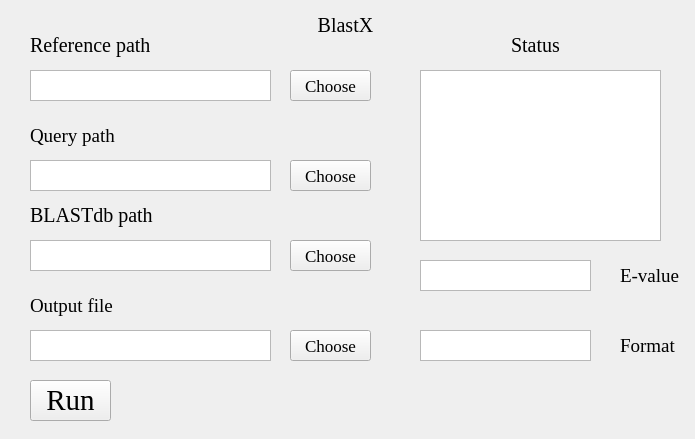
hzaurzli/MicroWorldOmics, file BlastX.ui: the form before one commit.
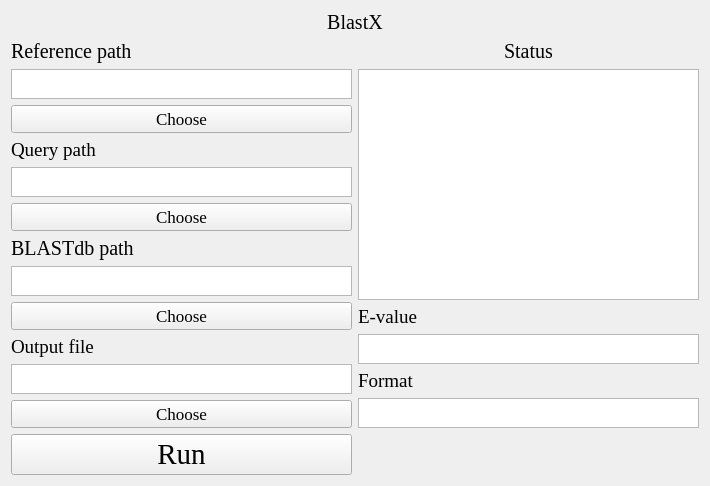
The form after the commit. Icons and pictures are not drawn.

Patch:
```diff
--- a/BlastX.ui
+++ b/BlastX.ui
@@ -6,8 +6,8 @@
    <rect>
     <x>0</x>
     <y>0</y>
-    <width>695</width>
-    <height>439</height>
+    <width>710</width>
+    <height>479</height>
    </rect>
   </property>
   <property name="windowTitle">
@@ -16,15 +16,11 @@
   <property name="styleSheet">
    <string notr="true">background-image: url(D:/Documents/Desktop/bb.png)</string>
   </property>
-  <widget class="QLabel" name="label">
-   <property name="geometry">
-    <rect>
-     <x>280</x>
-     <y>10</y>
-     <width>131</width>
-     <height>31</height>
-    </rect>
-   </property>
+  <layout class="QGridLayout" name="gridLayout_6">
+   <item row="0" column="0" colspan="2">
+    <layout class="QGridLayout" name="gridLayout_8">
+     <item row="0" column="0">
+      <widget class="QLabel" name="label_3">
    <property name="font">
     <font>
      <family>Times New Roman</family>
@@ -38,15 +34,29 @@
     <set>Qt::AlignCenter</set>
    </property>
   </widget>
+     </item>
+    </layout>
+   </item>
+   <item row="1" column="0">
+    <layout class="QGridLayout" name="gridLayout">
+     <item row="3" column="0">
+      <widget class="QLabel" name="label_7">
+       <property name="font">
+        <font>
+         <family>Times New Roman</family>
+         <pointsize>14</pointsize>
+        </font>
+       </property>
+       <property name="text">
+        <string>Query path</string>
+       </property>
+       <property name="alignment">
+        <set>Qt::AlignLeading|Qt::AlignLeft|Qt::AlignVCenter</set>
+       </property>
+      </widget>
+     </item>
+     <item row="0" column="0">
   <widget class="QLabel" name="label_2">
-   <property name="geometry">
-    <rect>
-     <x>30</x>
-     <y>30</y>
-     <width>161</width>
-     <height>31</height>
-    </rect>
-   </property>
    <property name="font">
     <font>
      <family>Times New Roman</family>
@@ -60,28 +70,9 @@
     <set>Qt::AlignLeading|Qt::AlignLeft|Qt::AlignVCenter</set>
    </property>
   </widget>
-  <widget class="QTextBrowser" name="textBrowser">
-   <property name="geometry">
-    <rect>
-     <x>420</x>
-     <y>70</y>
-     <width>241</width>
-     <height>171</height>
-    </rect>
-   </property>
-   <property name="styleSheet">
-    <string notr="true">background-image: url(D:/Documents/Desktop/white.png)</string>
-   </property>
-  </widget>
-  <widget class="QLabel" name="label_4">
-   <property name="geometry">
-    <rect>
-     <x>480</x>
-     <y>30</y>
-     <width>111</width>
-     <height>31</height>
-    </rect>
-   </property>
+     </item>
+     <item row="6" column="0">
+      <widget class="QLabel" name="label_6">
    <property name="font">
     <font>
      <family>Times New Roman</family>
@@ -89,69 +80,34 @@
     </font>
    </property>
    <property name="text">
-    <string>Status</string>
+        <string>BLASTdb path</string>
    </property>
    <property name="alignment">
-    <set>Qt::AlignCenter</set>
-   </property>
-  </widget>
+        <set>Qt::AlignLeading|Qt::AlignLeft|Qt::AlignVCenter</set>
+       </property>
+      </widget>
+     </item>
+     <item row="1" column="0">
   <widget class="QTextBrowser" name="textBrowser_2">
-   <property name="geometry">
-    <rect>
-     <x>30</x>
-     <y>70</y>
-     <width>241</width>
-     <height>31</height>
-    </rect>
-   </property>
-   <property name="styleSheet">
-    <string notr="true">background-image: url(D:/Documents/Desktop/white.png)</string>
-   </property>
-  </widget>
-  <widget class="QTextBrowser" name="textBrowser_3">
-   <property name="geometry">
-    <rect>
-     <x>30</x>
-     <y>160</y>
-     <width>241</width>
-     <height>31</height>
-    </rect>
-   </property>
+       <property name="sizePolicy">
+        <sizepolicy hsizetype="Expanding" vsizetype="Maximum">
+         <horstretch>0</horstretch>
+         <verstretch>0</verstretch>
+        </sizepolicy>
+       </property>
+       <property name="maximumSize">
+        <size>
+         <width>16777215</width>
+         <height>30</height>
+        </size>
+       </property>
    <property name="styleSheet">
     <string notr="true">background-image: url(D:/Documents/Desktop/white.png)</string>
    </property>
   </widget>
-  <widget class="QPushButton" name="pushButton">
-   <property name="geometry">
-    <rect>
-     <x>30</x>
-     <y>380</y>
-     <width>81</width>
-     <height>41</height>
-    </rect>
-   </property>
-   <property name="font">
-    <font>
-     <family>Times New Roman</family>
-     <pointsize>22</pointsize>
-    </font>
-   </property>
-   <property name="styleSheet">
-    <string notr="true">background-image: url(D:/Documents/Desktop/white.png)</string>
-   </property>
-   <property name="text">
-    <string>Run</string>
-   </property>
-  </widget>
+     </item>
+     <item row="9" column="0">
   <widget class="QLabel" name="label_5">
-   <property name="geometry">
-    <rect>
-     <x>30</x>
-     <y>290</y>
-     <width>161</width>
-     <height>31</height>
-    </rect>
-   </property>
    <property name="font">
     <font>
      <family>Times New Roman</family>
@@ -165,123 +121,60 @@
     <set>Qt::AlignLeading|Qt::AlignLeft|Qt::AlignVCenter</set>
    </property>
   </widget>
-  <widget class="QLabel" name="label_6">
-   <property name="geometry">
-    <rect>
-     <x>30</x>
-     <y>200</y>
-     <width>161</width>
-     <height>31</height>
-    </rect>
-   </property>
-   <property name="font">
-    <font>
-     <family>Times New Roman</family>
-     <pointsize>15</pointsize>
-    </font>
-   </property>
-   <property name="text">
-    <string>BLASTdb path</string>
-   </property>
-   <property name="alignment">
-    <set>Qt::AlignLeading|Qt::AlignLeft|Qt::AlignVCenter</set>
-   </property>
-  </widget>
-  <widget class="QTextBrowser" name="textBrowser_4">
-   <property name="geometry">
-    <rect>
-     <x>30</x>
-     <y>240</y>
-     <width>241</width>
-     <height>31</height>
-    </rect>
-   </property>
-   <property name="styleSheet">
-    <string notr="true">background-image: url(D:/Documents/Desktop/white.png)</string>
-   </property>
-  </widget>
+     </item>
+     <item row="10" column="0">
   <widget class="QTextBrowser" name="textBrowser_5">
-   <property name="geometry">
-    <rect>
-     <x>30</x>
-     <y>330</y>
-     <width>241</width>
-     <height>31</height>
-    </rect>
-   </property>
+       <property name="sizePolicy">
+        <sizepolicy hsizetype="Expanding" vsizetype="Maximum">
+         <horstretch>0</horstretch>
+         <verstretch>0</verstretch>
+        </sizepolicy>
+       </property>
+       <property name="maximumSize">
+        <size>
+         <width>16777215</width>
+         <height>30</height>
+        </size>
+       </property>
    <property name="styleSheet">
     <string notr="true">background-image: url(D:/Documents/Desktop/white.png)</string>
    </property>
   </widget>
-  <widget class="QLabel" name="label_7">
-   <property name="geometry">
-    <rect>
-     <x>30</x>
-     <y>120</y>
-     <width>161</width>
-     <height>31</height>
-    </rect>
-   </property>
-   <property name="font">
-    <font>
-     <family>Times New Roman</family>
-     <pointsize>14</pointsize>
-    </font>
-   </property>
-   <property name="text">
-    <string>Query path</string>
-   </property>
-   <property name="alignment">
-    <set>Qt::AlignLeading|Qt::AlignLeft|Qt::AlignVCenter</set>
-   </property>
-  </widget>
-  <widget class="QPushButton" name="pushButton_2">
-   <property name="geometry">
-    <rect>
-     <x>290</x>
-     <y>70</y>
-     <width>81</width>
-     <height>31</height>
-    </rect>
-   </property>
-   <property name="font">
-    <font>
-     <family>Times New Roman</family>
-     <pointsize>13</pointsize>
-    </font>
-   </property>
-   <property name="text">
-    <string>Choose</string>
-   </property>
-  </widget>
-  <widget class="QPushButton" name="pushButton_3">
-   <property name="geometry">
-    <rect>
-     <x>290</x>
-     <y>160</y>
-     <width>81</width>
-     <height>31</height>
-    </rect>
-   </property>
-   <property name="font">
-    <font>
-     <family>Times New Roman</family>
-     <pointsize>13</pointsize>
-    </font>
-   </property>
-   <property name="text">
-    <string>Choose</string>
-   </property>
-  </widget>
+     </item>
+     <item row="4" column="0">
+      <widget class="QTextBrowser" name="textBrowser_3">
+       <property name="sizePolicy">
+        <sizepolicy hsizetype="Expanding" vsizetype="Maximum">
+         <horstretch>0</horstretch>
+         <verstretch>0</verstretch>
+        </sizepolicy>
+       </property>
+       <property name="maximumSize">
+        <size>
+         <width>16777215</width>
+         <height>30</height>
+        </size>
+       </property>
+       <property name="styleSheet">
+        <string notr="true">background-image: url(D:/Documents/Desktop/white.png)</string>
+       </property>
+      </widget>
+     </item>
+     <item row="8" column="0">
   <widget class="QPushButton" name="pushButton_4">
-   <property name="geometry">
-    <rect>
-     <x>290</x>
-     <y>240</y>
-     <width>81</width>
-     <height>31</height>
-    </rect>
-   </property>
+       <property name="font">
+        <font>
+         <family>Times New Roman</family>
+         <pointsize>13</pointsize>
+        </font>
+       </property>
+       <property name="text">
+        <string>Choose</string>
+       </property>
+      </widget>
+     </item>
+     <item row="5" column="0">
+      <widget class="QPushButton" name="pushButton_3">
    <property name="font">
     <font>
      <family>Times New Roman</family>
@@ -292,15 +185,41 @@
     <string>Choose</string>
    </property>
   </widget>
+     </item>
+     <item row="2" column="0">
+      <widget class="QPushButton" name="pushButton_2">
+       <property name="font">
+        <font>
+         <family>Times New Roman</family>
+         <pointsize>13</pointsize>
+        </font>
+       </property>
+       <property name="text">
+        <string>Choose</string>
+       </property>
+      </widget>
+     </item>
+     <item row="7" column="0">
+      <widget class="QTextBrowser" name="textBrowser_4">
+       <property name="sizePolicy">
+        <sizepolicy hsizetype="Expanding" vsizetype="Maximum">
+         <horstretch>0</horstretch>
+         <verstretch>0</verstretch>
+        </sizepolicy>
+       </property>
+       <property name="maximumSize">
+        <size>
+         <width>16777215</width>
+         <height>30</height>
+        </size>
+       </property>
+       <property name="styleSheet">
+        <string notr="true">background-image: url(D:/Documents/Desktop/white.png)</string>
+       </property>
+      </widget>
+     </item>
+     <item row="11" column="0">
   <widget class="QPushButton" name="pushButton_5">
-   <property name="geometry">
-    <rect>
-     <x>290</x>
-     <y>330</y>
-     <width>81</width>
-     <height>31</height>
-    </rect>
-   </property>
    <property name="font">
     <font>
      <family>Times New Roman</family>
@@ -311,28 +230,32 @@
     <string>Choose</string>
    </property>
   </widget>
+     </item>
+    </layout>
+   </item>
+   <item row="1" column="1">
+    <layout class="QGridLayout" name="gridLayout_3">
+     <item row="3" column="0">
   <widget class="QTextEdit" name="textEdit">
-   <property name="geometry">
-    <rect>
-     <x>420</x>
-     <y>260</y>
-     <width>171</width>
-     <height>31</height>
-    </rect>
+       <property name="sizePolicy">
+        <sizepolicy hsizetype="Expanding" vsizetype="Maximum">
+         <horstretch>0</horstretch>
+         <verstretch>0</verstretch>
+        </sizepolicy>
+       </property>
+       <property name="maximumSize">
+        <size>
+         <width>16777215</width>
+         <height>30</height>
+        </size>
    </property>
    <property name="styleSheet">
     <string notr="true">background-image: url(D:/Documents/Desktop/white.png)</string>
    </property>
   </widget>
+     </item>
+     <item row="2" column="0">
   <widget class="QLabel" name="label_8">
-   <property name="geometry">
-    <rect>
-     <x>620</x>
-     <y>260</y>
-     <width>61</width>
-     <height>31</height>
-    </rect>
-   </property>
    <property name="font">
     <font>
      <family>Times New Roman</family>
@@ -346,15 +269,50 @@
     <set>Qt::AlignLeading|Qt::AlignLeft|Qt::AlignVCenter</set>
    </property>
   </widget>
+     </item>
+     <item row="1" column="0">
+      <widget class="QTextBrowser" name="textBrowser">
+       <property name="sizePolicy">
+        <sizepolicy hsizetype="Expanding" vsizetype="Expanding">
+         <horstretch>0</horstretch>
+         <verstretch>0</verstretch>
+        </sizepolicy>
+       </property>
+       <property name="maximumSize">
+        <size>
+         <width>16777215</width>
+         <height>16777215</height>
+        </size>
+       </property>
+       <property name="styleSheet">
+        <string notr="true">background-image: url(D:/Documents/Desktop/white.png)</string>
+       </property>
+      </widget>
+     </item>
+     <item row="0" column="0">
+      <widget class="QLabel" name="label_4">
+       <property name="sizePolicy">
+        <sizepolicy hsizetype="Expanding" vsizetype="Maximum">
+         <horstretch>0</horstretch>
+         <verstretch>0</verstretch>
+        </sizepolicy>
+       </property>
+       <property name="font">
+        <font>
+         <family>Times New Roman</family>
+         <pointsize>15</pointsize>
+        </font>
+       </property>
+       <property name="text">
+        <string>Status</string>
+       </property>
+       <property name="alignment">
+        <set>Qt::AlignCenter</set>
+       </property>
+      </widget>
+     </item>
+     <item row="4" column="0">
   <widget class="QLabel" name="label_9">
-   <property name="geometry">
-    <rect>
-     <x>620</x>
-     <y>330</y>
-     <width>61</width>
-     <height>31</height>
-    </rect>
-   </property>
    <property name="font">
     <font>
      <family>Times New Roman</family>
@@ -368,19 +326,49 @@
     <set>Qt::AlignLeading|Qt::AlignLeft|Qt::AlignVCenter</set>
    </property>
   </widget>
+     </item>
+     <item row="5" column="0">
   <widget class="QTextEdit" name="textEdit_2">
-   <property name="geometry">
-    <rect>
-     <x>420</x>
-     <y>330</y>
-     <width>171</width>
-     <height>31</height>
-    </rect>
-   </property>
+       <property name="sizePolicy">
+        <sizepolicy hsizetype="Expanding" vsizetype="Maximum">
+         <horstretch>0</horstretch>
+         <verstretch>0</verstretch>
+        </sizepolicy>
+       </property>
+       <property name="maximumSize">
+        <size>
+         <width>16777215</width>
+         <height>30</height>
+        </size>
+       </property>
    <property name="styleSheet">
     <string notr="true">background-image: url(D:/Documents/Desktop/white.png)</string>
    </property>
   </widget>
+     </item>
+    </layout>
+   </item>
+   <item row="2" column="0">
+    <layout class="QGridLayout" name="gridLayout_5">
+     <item row="0" column="0">
+      <widget class="QPushButton" name="pushButton">
+       <property name="font">
+        <font>
+         <family>Times New Roman</family>
+         <pointsize>22</pointsize>
+        </font>
+       </property>
+       <property name="styleSheet">
+        <string notr="true">background-image: url(D:/Documents/Desktop/white.png)</string>
+       </property>
+       <property name="text">
+        <string>Run</string>
+       </property>
+      </widget>
+     </item>
+    </layout>
+   </item>
+  </layout>
  </widget>
  <resources/>
  <connections/>
```
Left out of the diff: 2 changed lines with no effect on the pictures. Lines whose indentation alone changed are shown as unchanged.
